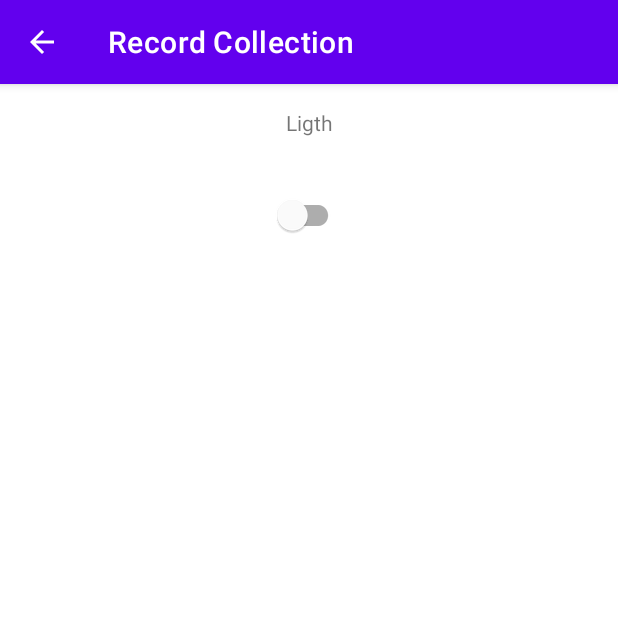
After one commit to hrocha89/android-pos, an Android app: the SettingsActivity screen opened directly, with no data from a screen before it, on a phone screen of 412 x 824 dp, the top half of it. The commit adds this screen. Run offline under Robolectric (Android 15) with nearby library versions, the phone set to English and light mode, and no system bars.

Commit message:
entrega parcial numero 5

```diff
--- a/app/src/main/AndroidManifest.xml
+++ b/app/src/main/AndroidManifest.xml
@@ -9,6 +9,10 @@
         android:roundIcon="@mipmap/ic_launcher_round"
         android:supportsRtl="true"
         android:theme="@style/Theme.ColecaoDiscos">
+        <activity
+            android:name=".SettingsActivity"
+            android:exported="true"
+            android:parentActivityName=".ListActivity"/>
         <activity
             android:name=".AboutActivity"
             android:exported="true"
--- /dev/null
+++ b/app/src/main/java/com/henrique/colecaodiscos/SettingsActivity.java
@@ -0,0 +1,109 @@
+package com.henrique.colecaodiscos;
+
+import android.app.Activity;
+import android.content.Intent;
+import android.content.SharedPreferences;
+import android.os.Bundle;
+import android.view.MenuItem;
+import android.widget.TextView;
+
+import androidx.annotation.NonNull;
+import androidx.appcompat.app.ActionBar;
+import androidx.appcompat.app.AppCompatActivity;
+import androidx.appcompat.app.AppCompatDelegate;
+
+import com.google.android.material.switchmaterial.SwitchMaterial;
+import com.henrique.colecaodiscos.config.Settings;
+
+public class SettingsActivity extends AppCompatActivity {
+
+    private SwitchMaterial switchMaterial;
+    private TextView textTheme;
+
+    @Override
+    protected void onCreate(Bundle savedInstanceState) {
+        super.onCreate(savedInstanceState);
+        setContentView(R.layout.activity_settings);
+
+        ActionBar actionBar = getSupportActionBar();
+        if (actionBar != null) {
+            actionBar.setDisplayHomeAsUpEnabled(true);
+        }
+
+        switchMaterial = findViewById(R.id.switchTheme);
+        textTheme = findViewById(R.id.theme);
+
+        initSwitch();
+        switchStattusChecked();
+
+    }
+
+    private void switchStattusChecked() {
+        SharedPreferences.Editor edit = getSharedPreferences(Settings.PREFERENCE, MODE_PRIVATE).edit();
+
+        switchMaterial.setOnCheckedChangeListener((buttonView, isChecked) -> {
+
+            if (isChecked) {
+                AppCompatDelegate.setDefaultNightMode(AppCompatDelegate.MODE_NIGHT_YES);
+                edit.putBoolean(Settings.THEME_CUSTOM, true);
+                textTheme.setText(R.string.themeDark);
+            } else {
+                AppCompatDelegate.setDefaultNightMode(AppCompatDelegate.MODE_NIGHT_NO);
+                edit.putBoolean(Settings.THEME_CUSTOM, false);
+                textTheme.setText(R.string.themeLigth);
+            }
+            edit.apply();
+
+        });
+    }
+
+    private void initSwitch() {
+        SharedPreferences shared = getSharedPreferences(Settings.PREFERENCE, MODE_PRIVATE);
+        boolean isNigth = shared.getBoolean(Settings.THEME_CUSTOM, false);
+
+        if (isNigth) {
+            switchMaterial.setChecked(true);
+            textTheme.setText(R.string.themeDark);
+            AppCompatDelegate.setDefaultNightMode(AppCompatDelegate.MODE_NIGHT_YES);
+        } else {
+            switchMaterial.setChecked(false);
+            textTheme.setText(R.string.themeLigth);
+            AppCompatDelegate.setDefaultNightMode(AppCompatDelegate.MODE_NIGHT_NO);
+        }
+    }
+
+    @Override
+    public void onBackPressed() {
+        cancel();
+    }
+
+    @Override
+    public boolean onOptionsItemSelected(@NonNull MenuItem item) {
+        if (item.getItemId() == android.R.id.home) {
+            cancel();
+            return true;
+        }
+
+        return super.onOptionsItemSelected(item);
+    }
+
+    public static void settings(AppCompatActivity activity) {
+        Intent intent = new Intent(activity, SettingsActivity.class);
+        activity.startActivity(intent);
+    }
+
+    private void cancel() {
+        setResult(Activity.RESULT_CANCELED);
+        finish();
+    }
+
+    private void loadPreferenceTheme() {
+
+
+    }
+
+    private void switchListener() {
+
+    }
+
+}
--- /dev/null
+++ b/app/src/main/res/layout/activity_settings.xml
@@ -0,0 +1,31 @@
+<?xml version="1.0" encoding="utf-8"?>
+<androidx.constraintlayout.widget.ConstraintLayout xmlns:android="http://schemas.android.com/apk/res/android"
+    xmlns:app="http://schemas.android.com/apk/res-auto"
+    xmlns:tools="http://schemas.android.com/tools"
+    android:id="@+id/menuItemSetting"
+    android:layout_width="match_parent"
+    android:layout_height="match_parent"
+    tools:context=".SettingsActivity">
+
+    <TextView
+        android:id="@+id/theme"
+        android:layout_width="wrap_content"
+        android:layout_height="wrap_content"
+        android:layout_marginTop="16dp"
+        android:text="@string/themeLigth"
+        app:layout_constraintEnd_toEndOf="parent"
+        app:layout_constraintStart_toStartOf="parent"
+        app:layout_constraintTop_toTopOf="parent" />
+
+    <com.google.android.material.switchmaterial.SwitchMaterial
+        android:id="@+id/switchTheme"
+        android:layout_width="wrap_content"
+        android:layout_height="wrap_content"
+        android:layout_marginTop="28dp"
+        android:minWidth="48dp"
+        android:minHeight="48dp"
+        app:layout_constraintEnd_toEndOf="parent"
+        app:layout_constraintHorizontal_bias="0.498"
+        app:layout_constraintStart_toStartOf="parent"
+        app:layout_constraintTop_toBottomOf="@+id/theme" />
+</androidx.constraintlayout.widget.ConstraintLayout>
--- a/app/src/main/res/menu/list_options.xml
+++ b/app/src/main/res/menu/list_options.xml
@@ -11,4 +11,8 @@
         android:id="@+id/menuItemAbout"
         android:title="@string/about_app"
         app:showAsAction="ifRoom|withText" />
+    <item
+        android:id="@+id/menuItemSetting"
+        android:title="@string/themes"
+        app:showAsAction="ifRoom|withText" />
 </menu>
```
Also changed, not shown: app/src/main/java/com/henrique/colecaodiscos/ListActivity.java (+23 -0 lines), app/src/main/java/com/henrique/colecaodiscos/config/Settings.java (added, +8 -0 lines), app/src/main/res/values/strings.xml (+41 -37 lines), 1 other file.
